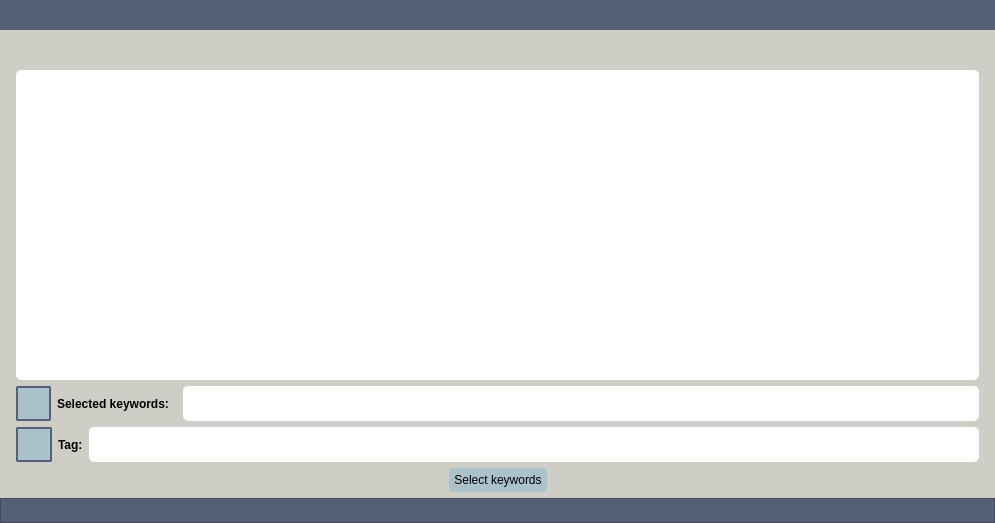
First picture: the form in UIs/get_labels_by_keywords.ui, repository IntelCompH2020/domain_classification, before the edit.
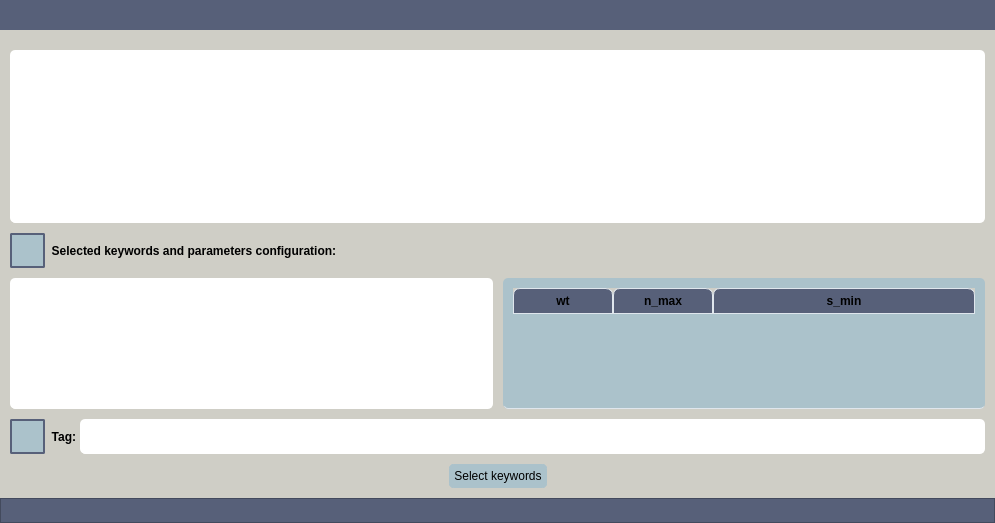
Second picture: the form after the edit.

Commit message: Adapted UIs of get_keywords and get_topics_list to include parameter configuration; added second table on get_topics_list to perform the weight selection; analyze_keywords adapted to plot the three graphs.

Diff of the .ui file:
```diff
--- a/UIs/get_labels_by_keywords.ui
+++ b/UIs/get_labels_by_keywords.ui
@@ -18,7 +18,7 @@
   </property>
   <layout class="QVBoxLayout" name="verticalLayout_3">
    <property name="spacing">
-    <number>6</number>
+    <number>0</number>
    </property>
    <property name="leftMargin">
     <number>0</number>
@@ -136,6 +136,12 @@
          </item>
          <item>
           <widget class="QTextEdit" name="text_edit_show_keywords">
+           <property name="minimumSize">
+            <size>
+             <width>0</width>
+             <height>150</height>
+            </size>
+           </property>
            <property name="styleSheet">
             <string notr="true">QTextEdit {	
 	background-color: #FFFFFF;
@@ -158,7 +164,43 @@
           </widget>
          </item>
          <item>
-          <layout class="QHBoxLayout" name="horizontalLayout_2">
+          <widget class="QFrame" name="frame_5">
+           <property name="sizePolicy">
+            <sizepolicy hsizetype="Expanding" vsizetype="Preferred">
+             <horstretch>0</horstretch>
+             <verstretch>0</verstretch>
+            </sizepolicy>
+           </property>
+           <property name="minimumSize">
+            <size>
+             <width>0</width>
+             <height>10</height>
+            </size>
+           </property>
+           <property name="maximumSize">
+            <size>
+             <width>16777215</width>
+             <height>10</height>
+            </size>
+           </property>
+           <property name="styleSheet">
+            <string notr="true">QFrame { 
+  background-color: #CFCEC6;
+  border: 5px solid #CFCEC6
+} 
+</string>
+           </property>
+           <property name="frameShape">
+            <enum>QFrame::StyledPanel</enum>
+           </property>
+           <property name="frameShadow">
+            <enum>QFrame::Raised</enum>
+           </property>
+           <layout class="QHBoxLayout" name="horizontalLayout_9"/>
+          </widget>
+         </item>
+         <item>
+          <layout class="QHBoxLayout" name="horizontalLayout_3">
            <item>
             <widget class="QPushButton" name="info_button_selected_keywords">
              <property name="sizePolicy">
@@ -226,36 +268,260 @@
               </font>
              </property>
              <property name="text">
-              <string>Selected keywords:</string>
+              <string>  Selected keywords and parameters configuration:</string>
              </property>
             </widget>
            </item>
+          </layout>
+         </item>
+         <item>
+          <widget class="QFrame" name="frame_7">
+           <property name="sizePolicy">
+            <sizepolicy hsizetype="Expanding" vsizetype="Preferred">
+             <horstretch>0</horstretch>
+             <verstretch>0</verstretch>
+            </sizepolicy>
+           </property>
+           <property name="minimumSize">
+            <size>
+             <width>0</width>
+             <height>10</height>
+            </size>
+           </property>
+           <property name="maximumSize">
+            <size>
+             <width>16777215</width>
+             <height>10</height>
+            </size>
+           </property>
+           <property name="styleSheet">
+            <string notr="true">QFrame { 
+  background-color: #CFCEC6;
+  border: 5px solid #CFCEC6
+} 
+</string>
+           </property>
+           <property name="frameShape">
+            <enum>QFrame::StyledPanel</enum>
+           </property>
+           <property name="frameShadow">
+            <enum>QFrame::Raised</enum>
+           </property>
+           <layout class="QHBoxLayout" name="horizontalLayout_10"/>
+          </widget>
+         </item>
+         <item>
+          <layout class="QHBoxLayout" name="horizontalLayout_2">
            <item>
-            <widget class="QLineEdit" name="line_edit_get_keywords">
+            <widget class="QTextEdit" name="text_edit_get_keywords">
+             <property name="maximumSize">
+              <size>
+               <width>16777215</width>
+               <height>150</height>
+              </size>
+             </property>
+             <property name="styleSheet">
+              <string notr="true">QTextEdit {	
+	background-color: #FFFFFF;
+	border-radius: 5px;
+	gridline-color: #FFFFFF;
+	border-bottom: 1px solid #FFFFFF;
+}
+
+ QScrollBar:vertical {
+	border: none;
+    background: #ABC2CB;
+    width: 14px;
+    margin: 21px 0 21px 0;
+	border-radius: 0px;
+ }</string>
+             </property>
+             <property name="readOnly">
+              <bool>false</bool>
+             </property>
+            </widget>
+           </item>
+           <item>
+            <widget class="QFrame" name="frame_6">
              <property name="sizePolicy">
-              <sizepolicy hsizetype="Expanding" vsizetype="Preferred">
+              <sizepolicy hsizetype="Fixed" vsizetype="Preferred">
                <horstretch>0</horstretch>
                <verstretch>0</verstretch>
               </sizepolicy>
              </property>
              <property name="minimumSize">
               <size>
-               <width>0</width>
-               <height>35</height>
+               <width>10</width>
+               <height>0</height>
               </size>
              </property>
+             <property name="maximumSize">
+              <size>
+               <width>10</width>
+               <height>300</height>
+              </size>
+             </property>
              <property name="styleSheet">
-              <string notr="true">QLineEdit {	
-	background-color: #FFFFFF;
+              <string notr="true">QFrame { 
+  background-color: #CFCEC6;
+  border: 5px solid #CFCEC6
+} 
+</string>
+             </property>
+             <property name="frameShape">
+              <enum>QFrame::StyledPanel</enum>
+             </property>
+             <property name="frameShadow">
+              <enum>QFrame::Raised</enum>
+             </property>
+            </widget>
+           </item>
+           <item>
+            <widget class="QTableWidget" name="table_widget_topic_list">
+             <property name="maximumSize">
+              <size>
+               <width>16777215</width>
+               <height>150</height>
+              </size>
+             </property>
+             <property name="styleSheet">
+              <string notr="true">QTableWidget {	
+	background-color: #ABC2CB;
+	padding: 10px;
 	border-radius: 5px;
-	gridline-color: #FFFFFF;
-	border-bottom: 1px solid #FFFFFF;
-}</string>
+	gridline-color: #DFE6ED;
+	border-bottom: 1px solid #DFE6ED;
+}
+QTableWidget::item{
+	border-color: #DFE6ED;
+	padding-left: 5px;
+	padding-right: 5px;
+	gridline-color: #DFE6ED;
+}
+QTableWidget::item:selected{
+	background-color: #C7CDDA;
+}
+QScrollBar:horizontal {
+    border: none;
+    background: #A3A8AD;
+    height: 14px;
+    margin: 0px 21px 0 21px;
+	border-radius: 0px;
+}
+ QScrollBar:vertical {
+	border: none;
+    background: #A3A8AD;
+    width: 14px;
+    margin: 21px 0 21px 0;
+	border-radius: 0px;
+ }
+QHeaderView::section{
+	Background-color: #576079;
+	max-width: 30px;
+	border: 1px solid #576079;
+	border-style: none;
+    border-bottom: 1px solid #576079;
+    border-right: 1px solid #576079;
+}
+QTableWidget::horizontalHeader {	
+	background-color: #576079;
+}
+QHeaderView::section:horizontal
+{
+    border: 1px solid #DFE6ED;
+	background-color: #576079;
+	padding: 3px;
+	border-top-left-radius: 7px;
+    border-top-right-radius: 7px;
+}
+QHeaderView::section:vertical
+{
+    border: 1px solid #576079;
+}
+</string>
              </property>
+             <property name="editTriggers">
+              <set>QAbstractItemView::NoEditTriggers</set>
+             </property>
+             <attribute name="horizontalHeaderStretchLastSection">
+              <bool>true</bool>
+             </attribute>
+             <attribute name="verticalHeaderVisible">
+              <bool>false</bool>
+             </attribute>
+             <column>
+              <property name="text">
+               <string>wt</string>
+              </property>
+              <property name="font">
+               <font>
+                <weight>75</weight>
+                <bold>true</bold>
+               </font>
+              </property>
+             </column>
+             <column>
+              <property name="text">
+               <string>n_max</string>
+              </property>
+              <property name="font">
+               <font>
+                <weight>75</weight>
+                <bold>true</bold>
+               </font>
+              </property>
+             </column>
+             <column>
+              <property name="text">
+               <string>s_min</string>
+              </property>
+              <property name="font">
+               <font>
+                <weight>75</weight>
+                <bold>true</bold>
+               </font>
+              </property>
+             </column>
             </widget>
            </item>
           </layout>
          </item>
+         <item>
+          <widget class="QFrame" name="frame_8">
+           <property name="sizePolicy">
+            <sizepolicy hsizetype="Expanding" vsizetype="Preferred">
+             <horstretch>0</horstretch>
+             <verstretch>0</verstretch>
+            </sizepolicy>
+           </property>
+           <property name="minimumSize">
+            <size>
+             <width>0</width>
+             <height>10</height>
+            </size>
+           </property>
+           <property name="maximumSize">
+            <size>
+             <width>16777215</width>
+             <height>10</height>
+            </size>
+           </property>
+           <property name="styleSheet">
+            <string notr="true">QFrame { 
+  background-color: #CFCEC6;
+  border: 5px solid #CFCEC6
+} 
+</string>
+           </property>
+           <property name="frameShape">
+            <enum>QFrame::StyledPanel</enum>
+           </property>
+           <property name="frameShadow">
+            <enum>QFrame::Raised</enum>
+           </property>
+           <layout class="QHBoxLayout" name="horizontalLayout_13"/>
+          </widget>
+         </item>
          <item>
           <layout class="QHBoxLayout" name="horizontalLayout_7">
            <item>
@@ -272,6 +538,12 @@
                <height>35</height>
               </size>
              </property>
+             <property name="maximumSize">
+              <size>
+               <width>35</width>
+               <height>35</height>
+              </size>
+             </property>
              <property name="styleSheet">
               <string notr="true">QPushButton {
 	border: 2px solid #ABC2CB;
@@ -313,7 +585,7 @@
               </font>
              </property>
              <property name="text">
-              <string>Tag:</string>
+              <string>  Tag: </string>
              </property>
             </widget>
            </item>
@@ -343,6 +615,42 @@
            </item>
           </layout>
          </item>
+         <item>
+          <widget class="QFrame" name="frame_9">
+           <property name="sizePolicy">
+            <sizepolicy hsizetype="Expanding" vsizetype="Preferred">
+             <horstretch>0</horstretch>
+             <verstretch>0</verstretch>
+            </sizepolicy>
+           </property>
+           <property name="minimumSize">
+            <size>
+             <width>0</width>
+             <height>10</height>
+            </size>
+           </property>
+           <property name="maximumSize">
+            <size>
+             <width>16777215</width>
+             <height>10</height>
+            </size>
+           </property>
+           <property name="styleSheet">
+            <string notr="true">QFrame { 
+  background-color: #CFCEC6;
+  border: 5px solid #CFCEC6
+} 
+</string>
+           </property>
+           <property name="frameShape">
+            <enum>QFrame::StyledPanel</enum>
+           </property>
+           <property name="frameShadow">
+            <enum>QFrame::Raised</enum>
+           </property>
+           <layout class="QHBoxLayout" name="horizontalLayout_14"/>
+          </widget>
+         </item>
          <item>
           <layout class="QHBoxLayout" name="horizontalLayout">
            <item>
@@ -401,6 +709,42 @@
            </item>
           </layout>
          </item>
+         <item>
+          <widget class="QFrame" name="frame_10">
+           <property name="sizePolicy">
+            <sizepolicy hsizetype="Expanding" vsizetype="Preferred">
+             <horstretch>0</horstretch>
+             <verstretch>0</verstretch>
+            </sizepolicy>
+           </property>
+           <property name="minimumSize">
+            <size>
+             <width>0</width>
+             <height>10</height>
+            </size>
+           </property>
+           <property name="maximumSize">
+            <size>
+             <width>16777215</width>
+             <height>10</height>
+            </size>
+           </property>
+           <property name="styleSheet">
+            <string notr="true">QFrame { 
+  background-color: #CFCEC6;
+  border: 5px solid #CFCEC6
+} 
+</string>
+           </property>
+           <property name="frameShape">
+            <enum>QFrame::StyledPanel</enum>
+           </property>
+           <property name="frameShadow">
+            <enum>QFrame::Raised</enum>
+           </property>
+           <layout class="QHBoxLayout" name="horizontalLayout_15"/>
+          </widget>
+         </item>
         </layout>
        </item>
        <item>
```
Left out of the diff: 2 changed lines with no effect on the pictures. The commit also changes 8 other files.
